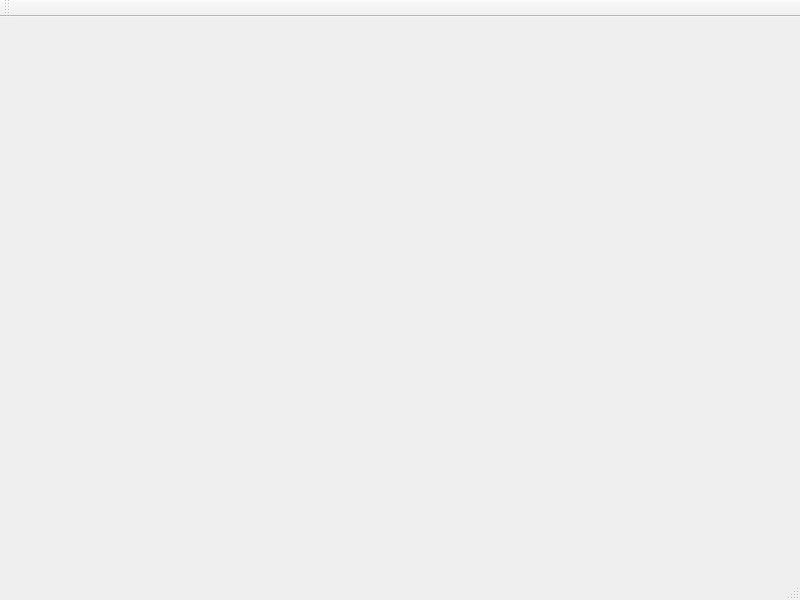
Above: mainwindow.ui from faustofjunqueira/CurveEditor before the change. Below: the same form after it.
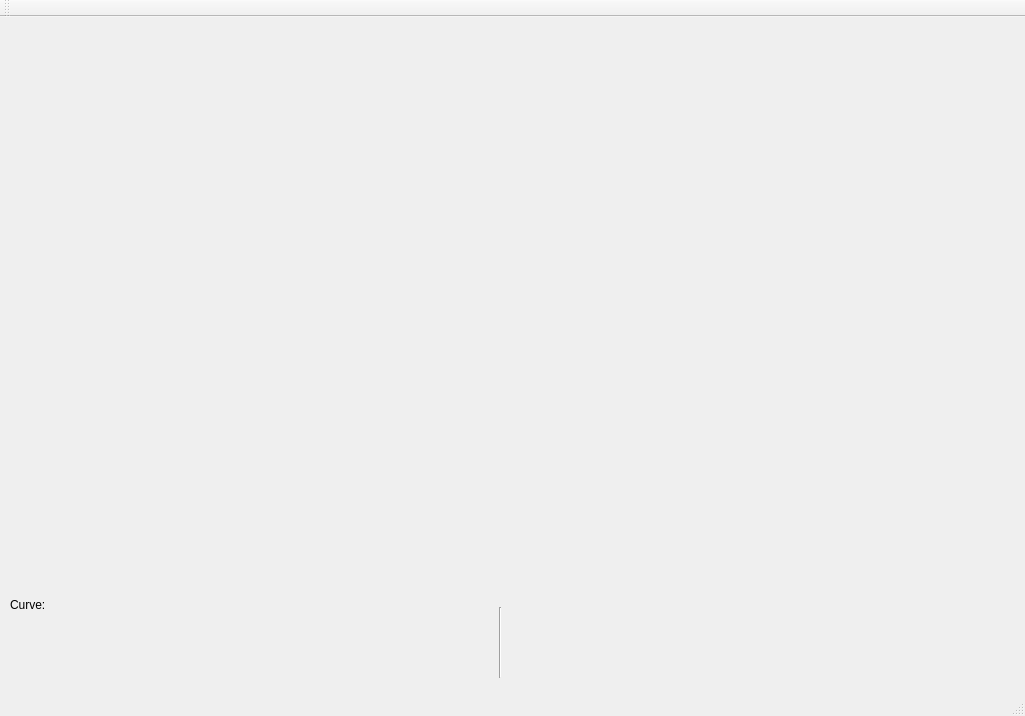
That is the form after the change.

The edit to the form file:
```diff
--- a/mainwindow.ui
+++ b/mainwindow.ui
@@ -6,8 +6,8 @@
    <rect>
     <x>0</x>
     <y>0</y>
-    <width>800</width>
-    <height>600</height>
+    <width>1025</width>
+    <height>716</height>
    </rect>
   </property>
   <property name="windowTitle">
@@ -22,19 +22,37 @@
      <rect>
       <x>9</x>
       <y>0</y>
-      <width>771</width>
-      <height>541</height>
+      <width>1011</width>
+      <height>581</height>
      </rect>
     </property>
-    <layout class="QVBoxLayout" name="LayoutCanvas">
-     <item>
-      <widget class="QLabel" name="Canvas">
-       <property name="text">
-        <string/>
-       </property>
-      </widget>
-     </item>
-    </layout>
+    <layout class="QVBoxLayout" name="LayoutCanvas"/>
+   </widget>
+   <widget class="Line" name="line">
+    <property name="geometry">
+     <rect>
+      <x>490</x>
+      <y>590</y>
+      <width>20</width>
+      <height>71</height>
+     </rect>
+    </property>
+    <property name="orientation">
+     <enum>Qt::Vertical</enum>
+    </property>
+   </widget>
+   <widget class="QLabel" name="label">
+    <property name="geometry">
+     <rect>
+      <x>10</x>
+      <y>580</y>
+      <width>51</width>
+      <height>16</height>
+     </rect>
+    </property>
+    <property name="text">
+     <string>Curve:</string>
+    </property>
    </widget>
   </widget>
   <widget class="QMenuBar" name="MenuBar">
@@ -58,7 +76,7 @@
     <enum>TopToolBarArea</enum>
    </attribute>
    <attribute name="toolBarBreak">
-    <bool>true</bool>
+    <bool>false</bool>
    </attribute>
   </widget>
   <widget class="QStatusBar" name="StatusBar"/>
```
Left out of the diff: 2 changed lines with no effect on the pictures.
